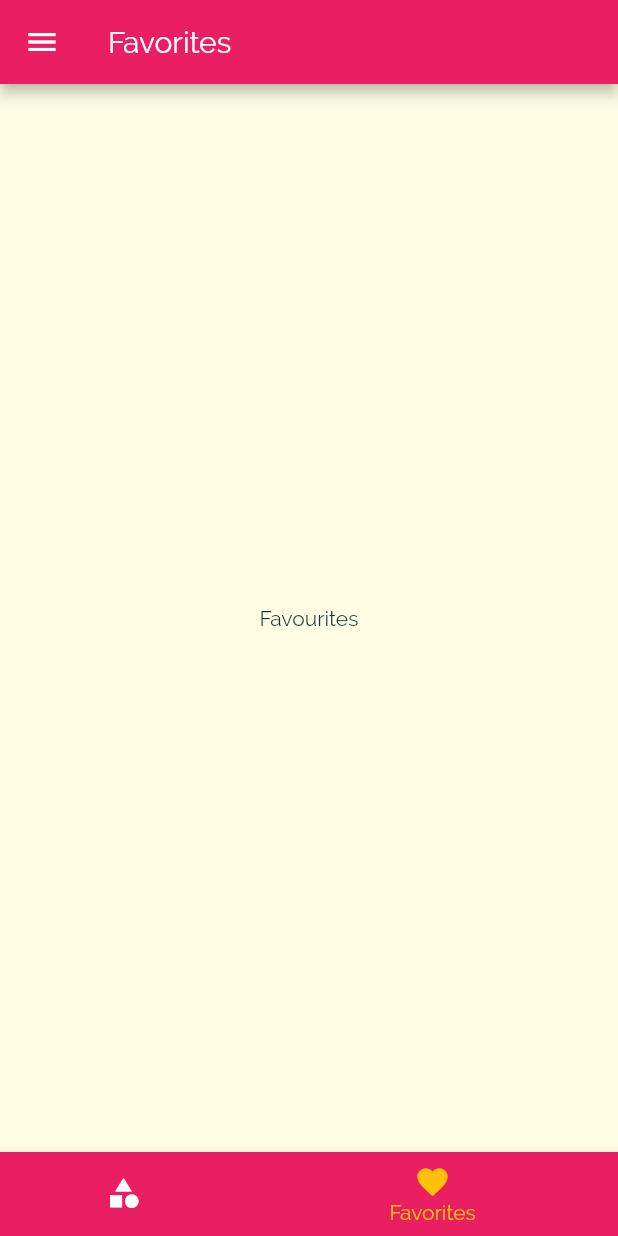
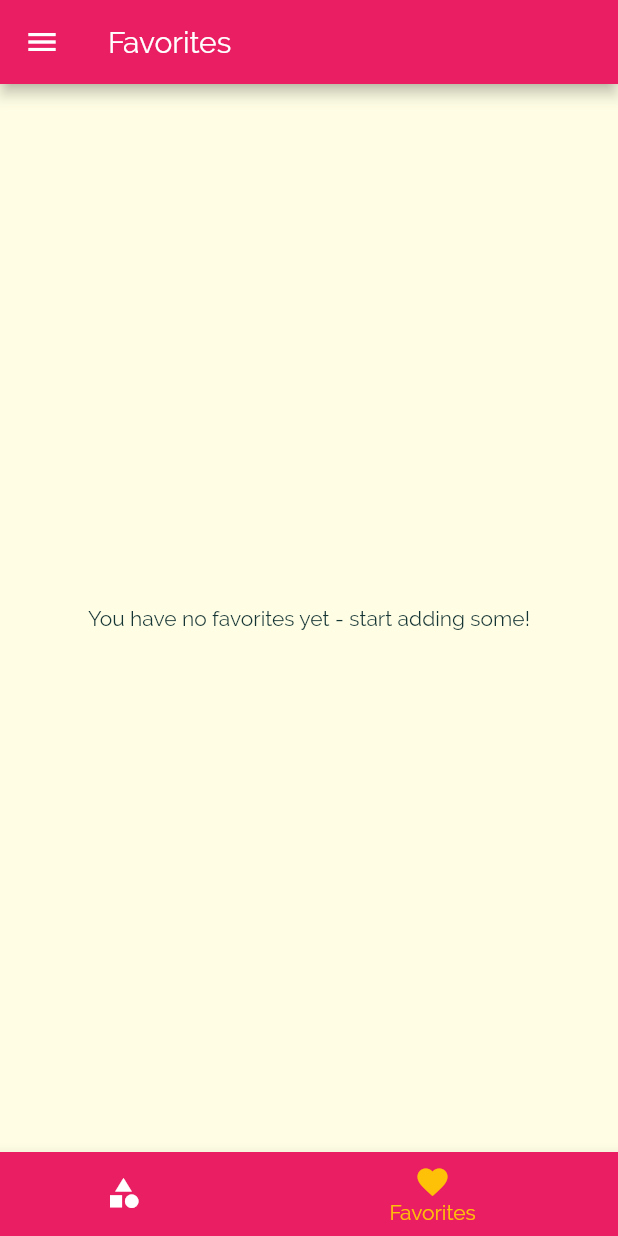
Before and after one commit to TomekLesniak/MealsApp, a Flutter app: the screen it shows after launch, on a phone screen of 412 x 824 dp. Run offline on Flutter 3.47's test engine with Material 2 defaults, Android fonts, the phone set to English and light mode, and no system bars.

Commit message:
Favorite meals

```diff
--- a/lib/main.dart
+++ b/lib/main.dart
@@ -38,7 +38,26 @@ class _MyAppState extends State<MyApp> {
     });
   }
 
+  void _toggleFavorite(String mealId) {
+    final existingIndex =
+        _favoritedMeals.indexWhere((meal) => meal.id == mealId);
+    if (existingIndex >= 0) {
+      setState(() {
+        _favoritedMeals.removeAt(existingIndex);
+      });
+      return;
+    }
+    setState(() {
+      _favoritedMeals.add(DUMMY_MEALS.firstWhere((meal) => meal.id == mealId));
+    });
+  }
+
+  bool _isMealFavorite(String mealId) {
+    return _favoritedMeals.any((meal) => meal.id == mealId);
+  }
+
   List<Meal> _availableMeals = DUMMY_MEALS;
+  List<Meal> _favoritedMeals = [];
 
   @override
   Widget build(BuildContext context) {
@@ -64,10 +83,10 @@ class _MyAppState extends State<MyApp> {
       ),
       // home: CategoriesScreen(),
       routes: {
-        '/': (ctx) => TabsScreen(),
+        '/': (ctx) => TabsScreen(_favoritedMeals),
         CategoryMealsScreen.routeName: (ctx) =>
             CategoryMealsScreen(_availableMeals),
-        MealDetailScreen.routeName: (ctx) => MealDetailScreen(),
+        MealDetailScreen.routeName: (ctx) => MealDetailScreen(_toggleFavorite, _isMealFavorite),
         FiltersScreen.routeName: (ctx) => FiltersScreen(_setFilters, filters),
       },
       onUnknownRoute: (settings) {
--- a/lib/screens/favourites_screen.dart
+++ b/lib/screens/favourites_screen.dart
@@ -1,10 +1,26 @@
+import '../widgets/meal_item.dart';
 import 'package:flutter/material.dart';
 
+import '../models/meal.dart';
+
 class FavouritesScreen extends StatelessWidget {
+  final List<Meal> favoriteMeals;
+
+  FavouritesScreen(this.favoriteMeals);
+
   @override
   Widget build(BuildContext context) {
-    return Center(
-      child: Text('Favourites'),
-    );
+    if (favoriteMeals.isEmpty) {
+      return Center(
+        child: Text('You have no favorites yet - start adding some!'),
+      );
+    } else {
+      return ListView.builder(
+        itemBuilder: (ctx, index) {
+          return MealItem(favoriteMeals[index], () {});
+        },
+        itemCount: favoriteMeals.length,
+      );
+    }
   }
 }
--- a/lib/screens/tabs_screen.dart
+++ b/lib/screens/tabs_screen.dart
@@ -1,21 +1,32 @@
 import 'package:flutter/material.dart';
 
+import '../models/meal.dart';
 import './favourites_screen.dart';
 import './categories_screen.dart';
 import '../widgets/main_drawer.dart';
 
 class TabsScreen extends StatefulWidget {
+  final List<Meal> favoriteMeals;
+
+  TabsScreen(this.favoriteMeals);
+
   @override
   _TabsScreenState createState() => _TabsScreenState();
 }
 
 class _TabsScreenState extends State<TabsScreen> {
-  final List<Map<String, Object>> _pages = [
-    {'page': CategoriesScreen(), 'title': 'Categories'},
-    {'page': FavouritesScreen(), 'title': 'Favorites'}
-  ];
+  List<Map<String, Object>> _pages;
 
   int _selectedPageIndex = 1;
+
+  @override
+  void initState() {
+    super.initState();
+    _pages = [
+      {'page': CategoriesScreen(), 'title': 'Categories'},
+      {'page': FavouritesScreen(widget.favoriteMeals), 'title': 'Favorites'}
+    ];
+  }
 
   void _selectPage(int index) {
     setState(() {
```
Also changed, not shown: lib/screens/meal_detail_screen.dart (+17 -1 lines).
